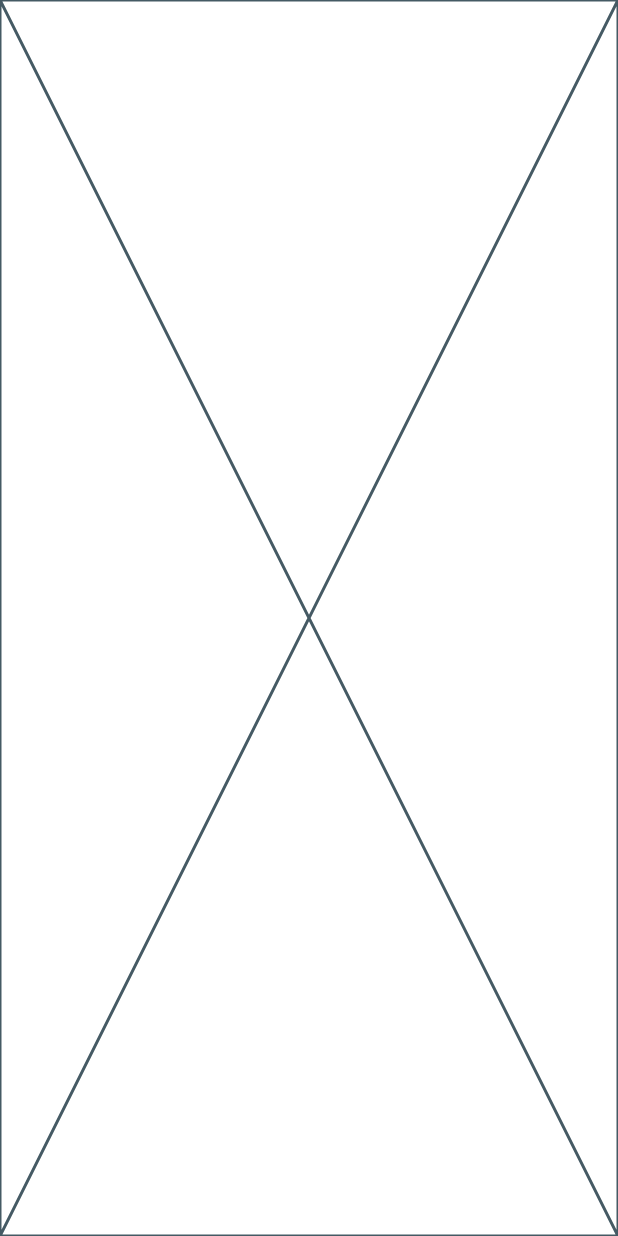
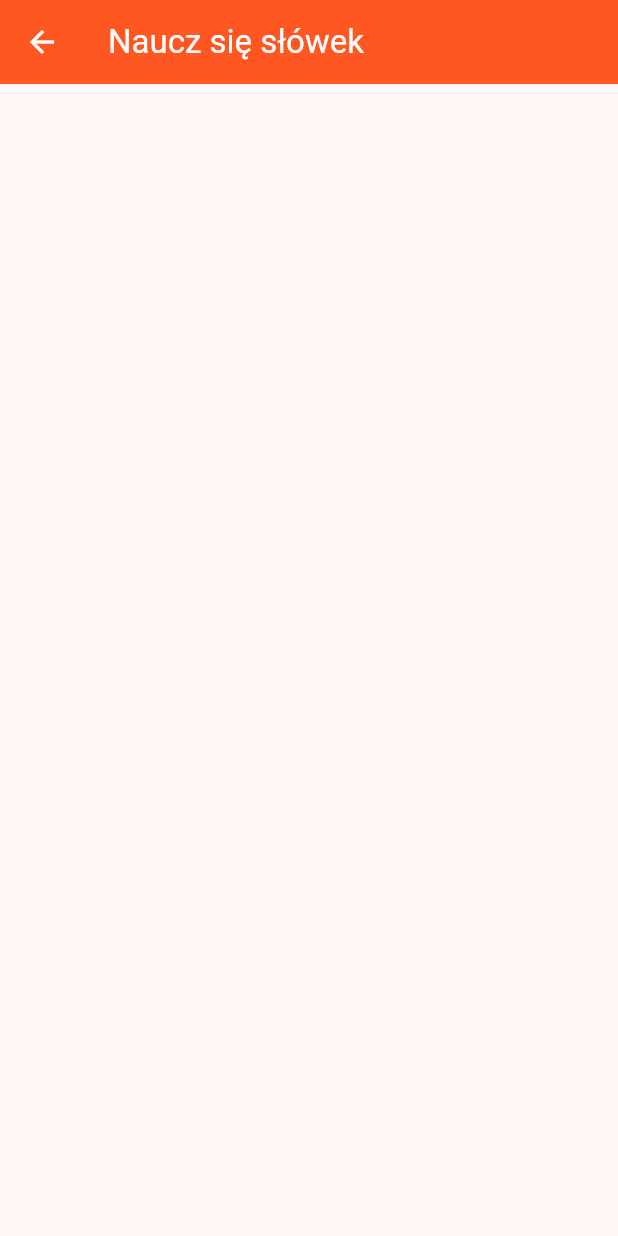
Before and after one commit to Funiek/learn-eso, a Flutter app: the screen it shows after launch, after a tap on "Ucz się słówek", on a phone screen of 412 x 824 dp. Run offline on Flutter 3.47's test engine with Material 2 defaults, Android fonts, the phone set to English and light mode, and no system bars; our stand-ins replace flutter_dotenv, fluttertoast, sqflite; missing offline and left inert: google_translator; accounts and stored records are empty.

Commit message:
added learn_word scaffold for placeholder and repaired going back to menu and deleting words from dictionary in options

```diff
--- a/lib/views/learn_words_view.dart
+++ b/lib/views/learn_words_view.dart
@@ -15,6 +15,12 @@ class LearnWordsView extends StatefulWidget {
 class _LearnWordsViewState extends State<LearnWordsView> {
   @override
   Widget build(BuildContext context) {
-    return const Placeholder();
+    return Scaffold(
+      appBar: AppBar(
+        backgroundColor: Theme.of(context).colorScheme.secondary,
+        foregroundColor: Colors.white,
+        title: const Text('Naucz się słówek'),
+      ),
+    );
   }
 }
--- a/lib/views/options_view.dart
+++ b/lib/views/options_view.dart
@@ -29,9 +29,9 @@ class _OptionsViewState extends State<OptionsView> {
           padding: const EdgeInsets.all(24),
           children: <Widget>[
             MenuButton(
-              inlineText: 'Przetłumacz',
+              inlineText: 'Wyczyść słownik',
               func: () async {
-                await DatabaseHelper.instance.removeAll();
+                DatabaseHelper.instance.removeAll();
 
                 await Fluttertoast.showToast(
                   msg: 'Słowa usunięte',
@@ -47,7 +47,7 @@ class _OptionsViewState extends State<OptionsView> {
             ),
             MenuButton(
               inlineText: 'Cofnij',
-              viewName: null,
+              viewName: '',
               func: widget.setSelectedView,
             ),
           ],
```
